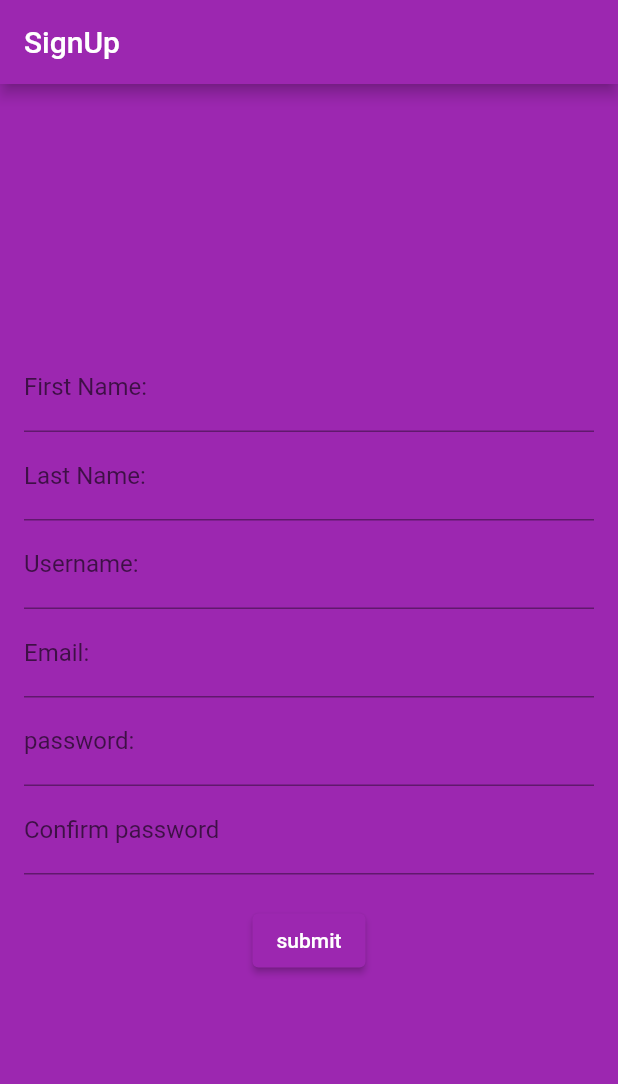
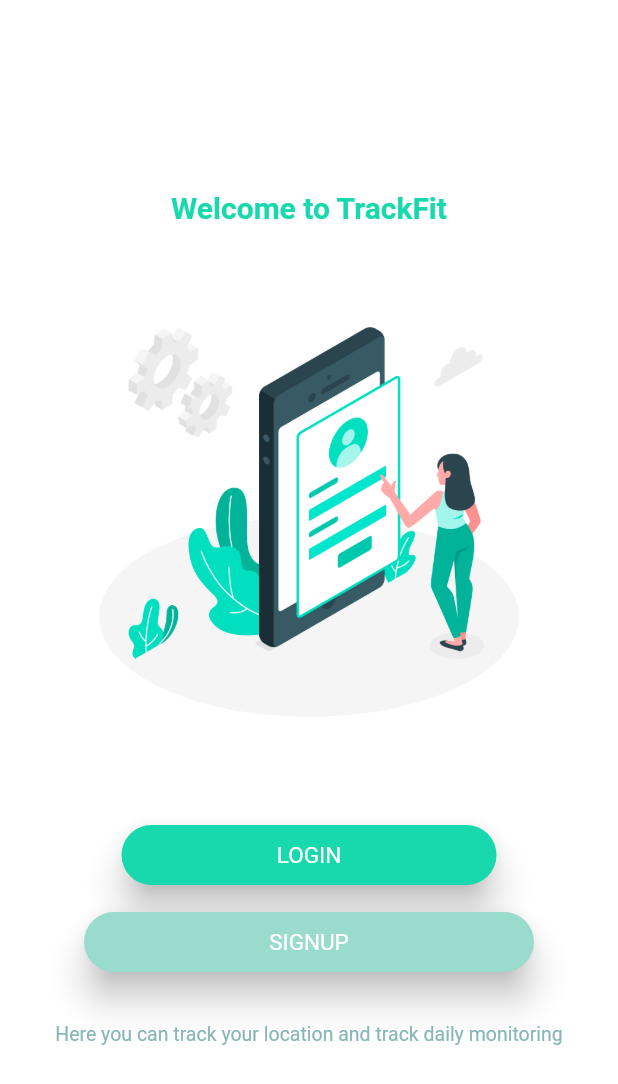
Before and after one commit to sagarsi02/login_system_flutter, a Flutter app: the screen it shows after launch, on a phone screen of 412 x 824 dp. Shown: the top 1084 px of the screen. Run offline on Flutter 3.47's test engine with Material 2 defaults, Android fonts, the phone set to English and light mode, and no system bars; missing offline and left inert: flutter_session.

Commit message:
login or signup page complete

```diff
--- /dev/null
+++ b/lib/Screen/authPage.dart
@@ -0,0 +1,106 @@
+import 'package:flutter/material.dart';
+import 'package:login_system/Screen/login.dart';
+import 'package:login_system/Screen/signUp.dart';
+
+class authPage extends StatefulWidget {
+  const authPage({super.key});
+
+  @override
+  State<authPage> createState() => _authPageState();
+}
+
+class _authPageState extends State<authPage> {
+  @override
+  Widget build(BuildContext context) {
+    return Scaffold(
+      body: Center(
+        child: Padding(
+          padding: const EdgeInsets.all(8.0),
+          child: Column(
+            mainAxisAlignment: MainAxisAlignment.center,
+            children: [
+              const Text(
+                'Welcome to TrackFit',
+                style: TextStyle(
+                  fontSize: 20,
+                  fontWeight: FontWeight.bold,
+                  color: Color(0xFF17D9AD)
+                ),
+              ),
+              Image.asset('assets/images/auth.jpg'),
+              ElevatedButton(
+                onPressed: (){
+                  Navigator.push(
+                    context, MaterialPageRoute(builder: (context) => const login()),
+                  );
+                },
+                style: ButtonStyle(
+                  backgroundColor: MaterialStateProperty.all(const Color(0xFF17D9AD)),
+                  elevation: MaterialStateProperty.all(10),
+                  overlayColor: MaterialStateProperty.all(const Color.fromARGB(255, 31, 201, 172)),
+                  minimumSize: MaterialStateProperty.all(const Size(250, 40)),
+                  shape: MaterialStateProperty.all(
+                    RoundedRectangleBorder(
+                      borderRadius: BorderRadius.circular(30),
+                    ),
+                  ),
+                  textStyle: MaterialStateProperty.all(
+                    const TextStyle(
+                      fontSize: 15,
+                    )
+                  )
+                ),
+                child: const Text(
+                  'LOGIN'
+                ),
+              ),
+              const SizedBox(
+                height: 10,
+              ),
+              ElevatedButton(
+                onPressed: (){
+                  Navigator.push(
+                    context,MaterialPageRoute(builder: (context) => const signUp()),
+                  );
+                },
+                style: ButtonStyle(
+                  backgroundColor: MaterialStateProperty.all(const Color.fromARGB(255, 153, 219, 204)),
+                  elevation: MaterialStateProperty.all(10),
+                  overlayColor: MaterialStateProperty.all(const Color(0xFF68D6CD)),
+                  minimumSize: MaterialStateProperty.all(const Size(300, 40)),
+                  shape: MaterialStateProperty.all(
+                    RoundedRectangleBorder(
+                      borderRadius: BorderRadius.circular(30),
+                    ),
+                  ),
+                  textStyle: MaterialStateProperty.all(
+                    const TextStyle(
+                      fontSize: 15,
+                      color: Colors.red,
+                    )
+                  )
+                ),
+                child: const Text(
+                  'SIGNUP'
+                ),
+              ),
+              const SizedBox(
+                height: 30,
+              ),
+              const Padding(
+                padding: EdgeInsets.fromLTRB(20, 0, 20, 0),
+                child: Text(
+                  'Here you can track your location and track daily monitoring',
+                  style: TextStyle(
+                    fontSize: 13,
+                    color: Color.fromARGB(255, 135, 182, 182)
+                  ),
+                ),
+              )
+            ],
+          ),
+        ),
+      ),
+    );
+  }
+}
--- a/lib/main.dart
+++ b/lib/main.dart
@@ -1,5 +1,6 @@
 import 'package:flutter/material.dart';
-import 'package:login_system/signUp.dart';
+
+import 'Screen/authPage.dart';
 
 void main() => runApp(const MyApp());
 
@@ -10,12 +11,10 @@ class MyApp extends StatelessWidget {
   Widget build(BuildContext context) {
     return MaterialApp(
       debugShowCheckedModeBanner: false,
-      title: 'Flutter Demo',
       theme: ThemeData(
-        primarySwatch: Colors.purple,
-        visualDensity: VisualDensity.adaptivePlatformDensity,
+        scaffoldBackgroundColor: Colors.white,
       ),
-      home: MyHomePage(),
+      home: authPage(),
     );
   }
 }
--- a/lib/signUp.dart
+++ /dev/null
@@ -1,150 +0,0 @@
-import 'package:flutter/material.dart';
-
-class MyHomePage extends StatefulWidget {
-  @override
-  _MyHomePageState createState() => _MyHomePageState();
-}
-
-class _MyHomePageState extends State<MyHomePage> {
-  final GlobalKey<FormState> _formKey = GlobalKey();
-  String email = "";
-  String password = "";
-
-  void _submit() {
-    // you can write your
-    // own code according to
-    // whatever you want to submit;
-  }
-
-  @override
-  Widget build(BuildContext context) {
-    return Scaffold(
-      appBar: AppBar(
-        title: const Text('SignUp'),
-      ),
-      backgroundColor: Colors.purple,
-      body: Padding(
-        padding: const EdgeInsets.all(16.0),
-        child: Center(
-          child: Column(
-            mainAxisAlignment: MainAxisAlignment.center,
-            children: <Widget>[
-              Form(
-                key: _formKey,
-                child: Column(
-                  mainAxisAlignment: MainAxisAlignment.center,
-                  children: <Widget>[
-                    TextFormField(
-                      decoration:
-                          const InputDecoration(labelText: 'First Name:'),
-                      keyboardType: TextInputType.text,
-                      onFieldSubmitted: (value) {
-                        setState(() {
-                          email = value;
-                        });
-                      },
-                      validator: (value) {
-                        if (value == null || value.isEmpty) {
-                          return 'Please Enter First Name';
-                        }
-                        return null;
-                      },
-                    ),
-                    TextFormField(
-                      decoration:
-                          const InputDecoration(labelText: 'Last Name:'),
-                      keyboardType: TextInputType.text,
-                      onFieldSubmitted: (value) {
-                        setState(() {
-                          email = value;
-                        });
-                      },
-                      validator: (value) {
-                        if (value == null || value.isEmpty) {
-                          return 'Please Enter Last Name';
-                        }
-                        return null;
-                      },
-                    ),
-                    TextFormField(
-                      decoration: const InputDecoration(labelText: 'Username:'),
-                      keyboardType: TextInputType.text,
-                      onFieldSubmitted: (value) {
-                        setState(() {
-                          email = value;
-                        });
-                      },
-                      validator: (value) {
-                        if (value == null || value.isEmpty) {
-                          return 'Please Enter Username';
-                        }
-                        return null;
-                      },
-                    ),
-                    TextFormField(
-                      decoration: const InputDecoration(labelText: 'Email:'),
-                      keyboardType: TextInputType.emailAddress,
-                      onFieldSubmitted: (value) {
-                        setState(() {
-                          email = value;
-                        });
-                      },
-                      validator: (value) {
-                        if (value == null || value.isEmpty) {
-                          return 'Please Enter Email';
-                        }
-                        return null;
-                      },
-                    ),
-                    TextFormField(
-                      decoration: const InputDecoration(labelText: 'password:'),
-                      keyboardType: TextInputType.visiblePassword,
-                      onFieldSubmitted: (value) {
-                        setState(() {
-                          email = value;
-                        });
-                      },
-                      validator: (value) {
-                        if (value == null || value.isEmpty) {
-                          return 'Please Enter Password';
-                        }
-                        return null;
-                      },
-                    ),
-                    TextFormField(
-                      decoration:
-                          const InputDecoration(labelText: 'Confirm password'),
-                      keyboardType: TextInputType.visiblePassword,
-                      obscureText: true,
-                      validator: (value) {
-                        if (value == null || value.isEmpty) {
-                          return 'Please enter Password';
-                        }
-                        return null;
-                      },
-                      onFieldSubmitted: (value) {
-                        setState(() {
-                          password = value;
-                        });
-                      },
-                    ),
-                    const SizedBox(
-                      height: 20,
-                    ),
-                    ElevatedButton(
-                      onPressed: _submit,
-                      child: const Text("submit"),
-                    ),
-                  ],
-                ),
-              ),
-              // this is where
-              // the form field
-              // are defined
-            ],
-          ),
-        ),
-      ),
-    );
-  }
-}
```
Also changed, not shown: lib/Models/user_model.dart (added, +44 -0 lines), lib/Screen/login.dart (added, +117 -0 lines), lib/Screen/signUp.dart (added, +259 -0 lines), pubspec.yaml (+7 -3 lines), assets/images/auth.jpg (added), assets/images/login.png (added), assets/images/signup.png (added), pubspec.lock, 2 other files.
